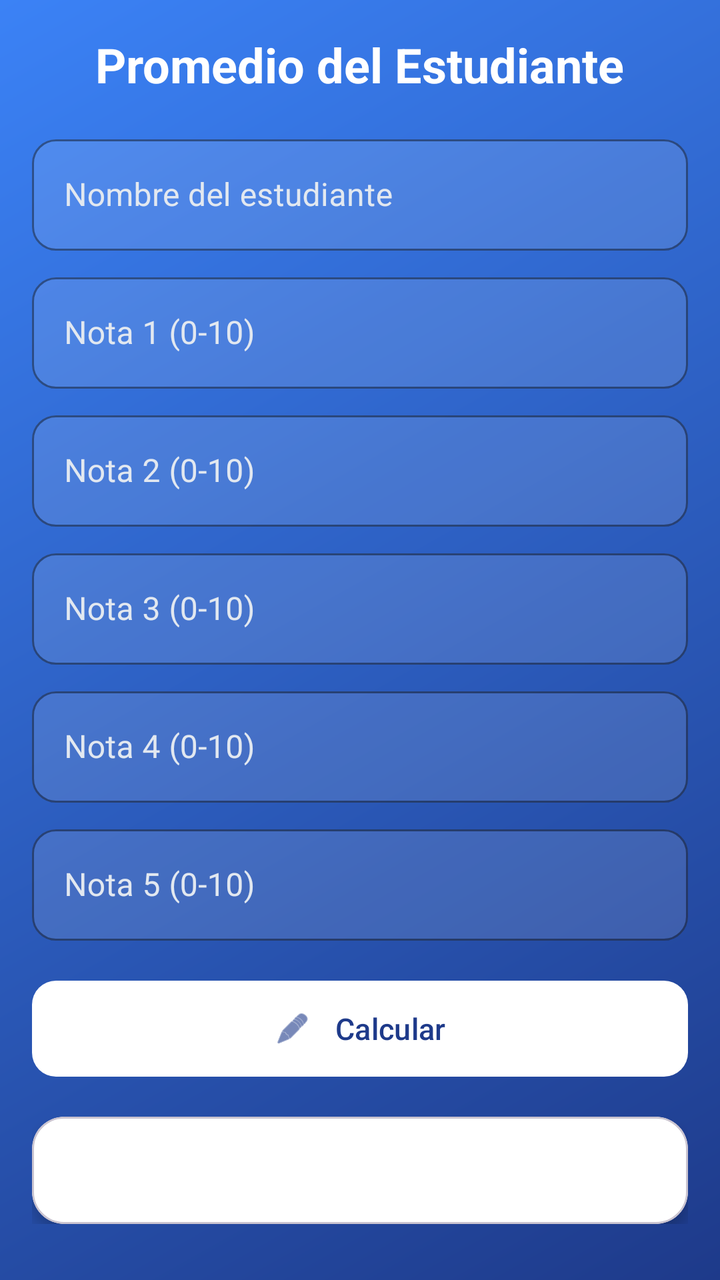
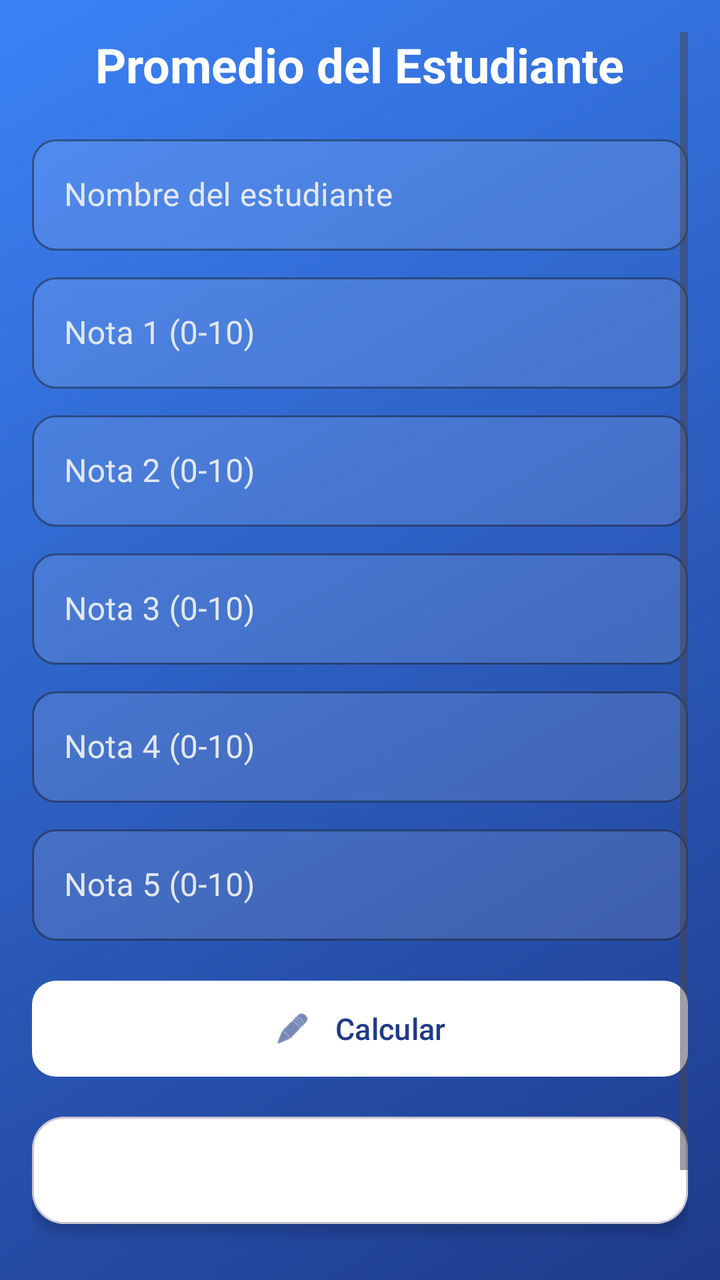

Screens rendered from an Android XML layout before and after an edit, with the pre-edit source and the edit as a unified diff.
<!-- AndroidManifest.xml: application theme Theme._1erDesafioDSM -->
<!-- res/layout/activity_promedio.xml -->
<?xml version="1.0" encoding="utf-8"?>
<ScrollView xmlns:android="http://schemas.android.com/apk/res/android"
    xmlns:app="http://schemas.android.com/apk/res-auto"
    android:layout_width="match_parent"
    android:layout_height="match_parent"
    android:background="@drawable/bg_gradient"
    android:padding="@dimen/padding_medium">

    <LinearLayout
        android:layout_width="match_parent"
        android:layout_height="wrap_content"
        android:orientation="vertical">

        
        <TextView
            android:layout_width="wrap_content"
            android:layout_height="wrap_content"
            android:text="@string/titulo_promedio"
            android:textSize="24sp"
            android:textStyle="bold"
            android:textColor="#FFFFFF"
            android:layout_gravity="center_horizontal"
            android:layout_marginBottom="@dimen/margin_medium" />

        
        <com.google.android.material.textfield.TextInputLayout
            style="@style/Widget.MaterialComponents.TextInputLayout.OutlinedBox"
            android:layout_width="match_parent"
            android:layout_height="wrap_content"
            android:hint="@string/hint_nombre_estudiante"
            android:textColorHint="#E2E8F0"
            app:boxBackgroundColor="#1EFFFFFF"
            app:boxCornerRadiusTopStart="12dp"
            app:boxCornerRadiusTopEnd="12dp"
            app:boxCornerRadiusBottomStart="12dp"
            app:boxCornerRadiusBottomEnd="12dp"
            app:boxStrokeColor="#FFFFFF"
            app:hintTextColor="#FFFFFF"
            android:layout_marginBottom="@dimen/margin_small">

            <com.google.android.material.textfield.TextInputEditText
                android:id="@+id/etNombreEstudiante"
                android:layout_width="match_parent"
                android:layout_height="wrap_content"
                android:inputType="textPersonName"
                android:textColor="#FFFFFF" />
        </com.google.android.material.textfield.TextInputLayout>

        
        <com.google.android.material.textfield.TextInputLayout
            style="@style/Widget.MaterialComponents.TextInputLayout.OutlinedBox"
            android:layout_width="match_parent"
            android:layout_height="wrap_content"
            android:hint="@string/hint_nota1"
            android:textColorHint="#E2E8F0"
            app:boxBackgroundColor="#1EFFFFFF"
            app:boxCornerRadiusTopStart="12dp"
            app:boxCornerRadiusTopEnd="12dp"
            app:boxCornerRadiusBottomStart="12dp"
            app:boxCornerRadiusBottomEnd="12dp"
            app:boxStrokeColor="#FFFFFF"
            app:hintTextColor="#FFFFFF"
            android:layout_marginBottom="@dimen/margin_small">

            <com.google.android.material.textfield.TextInputEditText
                android:id="@+id/etNota1"
                android:layout_width="match_parent"
                android:layout_height="wrap_content"
                android:inputType="numberDecimal"
                android:textColor="#FFFFFF" />
        </com.google.android.material.textfield.TextInputLayout>

        
        <com.google.android.material.textfield.TextInputLayout
            style="@style/Widget.MaterialComponents.TextInputLayout.OutlinedBox"
            android:layout_width="match_parent"
            android:layout_height="wrap_content"
            android:hint="@string/hint_nota2"
            android:textColorHint="#E2E8F0"
            app:boxBackgroundColor="#1EFFFFFF"
            app:boxCornerRadiusTopStart="12dp"
            app:boxCornerRadiusTopEnd="12dp"
            app:boxCornerRadiusBottomStart="12dp"
            app:boxCornerRadiusBottomEnd="12dp"
            app:boxStrokeColor="#FFFFFF"
            app:hintTextColor="#FFFFFF"
            android:layout_marginBottom="@dimen/margin_small">

            <com.google.android.material.textfield.TextInputEditText
                android:id="@+id/etNota2"
                android:layout_width="match_parent"
                android:layout_height="wrap_content"
                android:inputType="numberDecimal"
                android:textColor="#FFFFFF" />
        </com.google.android.material.textfield.TextInputLayout>

        
        <com.google.android.material.textfield.TextInputLayout
            style="@style/Widget.MaterialComponents.TextInputLayout.OutlinedBox"
            android:layout_width="match_parent"
            android:layout_height="wrap_content"
            android:hint="@string/hint_nota3"
            android:textColorHint="#E2E8F0"
            app:boxBackgroundColor="#1EFFFFFF"
            app:boxCornerRadiusTopStart="12dp"
            app:boxCornerRadiusTopEnd="12dp"
            app:boxCornerRadiusBottomStart="12dp"
            app:boxCornerRadiusBottomEnd="12dp"
            app:boxStrokeColor="#FFFFFF"
            app:hintTextColor="#FFFFFF"
            android:layout_marginBottom="@dimen/margin_small">

            <com.google.android.material.textfield.TextInputEditText
                android:id="@+id/etNota3"
                android:layout_width="match_parent"
                android:layout_height="wrap_content"
                android:inputType="numberDecimal"
                android:textColor="#FFFFFF" />
        </com.google.android.material.textfield.TextInputLayout>

        
        <com.google.android.material.textfield.TextInputLayout
            style="@style/Widget.MaterialComponents.TextInputLayout.OutlinedBox"
            android:layout_width="match_parent"
            android:layout_height="wrap_content"
            android:hint="@string/hint_nota4"
            android:textColorHint="#E2E8F0"
            app:boxBackgroundColor="#1EFFFFFF"
            app:boxCornerRadiusTopStart="12dp"
            app:boxCornerRadiusTopEnd="12dp"
            app:boxCornerRadiusBottomStart="12dp"
            app:boxCornerRadiusBottomEnd="12dp"
            app:boxStrokeColor="#FFFFFF"
            app:hintTextColor="#FFFFFF"
            android:layout_marginBottom="@dimen/margin_small">

            <com.google.android.material.textfield.TextInputEditText
                android:id="@+id/etNota4"
                android:layout_width="match_parent"
                android:layout_height="wrap_content"
                android:inputType="numberDecimal"
                android:textColor="#FFFFFF" />
        </com.google.android.material.textfield.TextInputLayout>

        
        <com.google.android.material.textfield.TextInputLayout
            style="@style/Widget.MaterialComponents.TextInputLayout.OutlinedBox"
            android:layout_width="match_parent"
            android:layout_height="wrap_content"
            android:hint="@string/hint_nota5"
            android:textColorHint="#E2E8F0"
            app:boxBackgroundColor="#1EFFFFFF"
            app:boxCornerRadiusTopStart="12dp"
            app:boxCornerRadiusTopEnd="12dp"
            app:boxCornerRadiusBottomStart="12dp"
            app:boxCornerRadiusBottomEnd="12dp"
            app:boxStrokeColor="#FFFFFF"
            app:hintTextColor="#FFFFFF"
            android:layout_marginBottom="@dimen/margin_medium">

            <com.google.android.material.textfield.TextInputEditText
                android:id="@+id/etNota5"
                android:layout_width="match_parent"
                android:layout_height="wrap_content"
                android:inputType="numberDecimal"
                android:textColor="#FFFFFF" />
        </com.google.android.material.textfield.TextInputLayout>

        
        <com.google.android.material.button.MaterialButton
            android:id="@+id/btnCalcularPromedio"
            android:layout_width="match_parent"
            android:layout_height="56dp"
            android:text="@string/btn_calcular"
            android:textSize="15sp"
            android:textAllCaps="false"
            android:textColor="#1E3A8A"
            app:backgroundTint="#FFFFFF"
            app:iconTint="#1E3A8A"
            app:cornerRadius="12dp"
            app:icon="@android:drawable/ic_menu_edit"
            app:iconGravity="textStart"
            app:iconPadding="12dp"
            android:layout_marginBottom="@dimen/margin_medium" />

        
        <com.google.android.material.card.MaterialCardView
            android:layout_width="match_parent"
            android:layout_height="wrap_content"
            app:cardCornerRadius="16dp"
            app:cardElevation="4dp"
            app:cardBackgroundColor="#FFFFFF">

            <TextView
                android:id="@+id/tvResultado"
                android:layout_width="match_parent"
                android:layout_height="wrap_content"
                android:textSize="@dimen/text_body_size"
                android:textColor="#0F172A"
                android:textStyle="bold"
                android:padding="@dimen/padding_medium"
                android:gravity="center" />
        </com.google.android.material.card.MaterialCardView>

    </LinearLayout>
</ScrollView>
<!-- resources referenced by this layout -->
<resources>
  <dimen name="margin_medium">16dp</dimen>
  <dimen name="margin_small">8dp</dimen>
  <dimen name="padding_medium">16dp</dimen>
  <dimen name="text_body_size">16sp</dimen>
  <!-- drawable bg_gradient (drawable) -->
  <?xml version="1.0" encoding="utf-8"?>
  <shape xmlns:android="http://schemas.android.com/apk/res/android"
      android:shape="rectangle">
      <gradient
          android:angle="135"
          android:startColor="#1E3A8A"
          android:endColor="#3B82F6" />
  </shape>
  <string name="btn_calcular">Calcular</string>
  <string name="hint_nombre_estudiante">Nombre del estudiante</string>
  <string name="hint_nota1">Nota 1 (0-10)</string>
  <string name="hint_nota2">Nota 2 (0-10)</string>
  <string name="hint_nota3">Nota 3 (0-10)</string>
  <string name="hint_nota4">Nota 4 (0-10)</string>
  <string name="hint_nota5">Nota 5 (0-10)</string>
  <string name="titulo_promedio">Promedio del Estudiante</string>
  <style name="Theme._1erDesafioDSM" parent="Base.Theme._1erDesafioDSM" />
  <style name="Base.Theme._1erDesafioDSM" parent="Theme.Material3.DayNight.NoActionBar">
          
          
      </style>
</resources>

<!-- the commit's change to res/layout/activity_promedio.xml (unified diff, before → after) -->
@@ -202,5 +202,24 @@
                 android:gravity="center" />
         </com.google.android.material.card.MaterialCardView>
 
+        
+        <com.google.android.material.button.MaterialButton
+            android:id="@+id/btnRegresarMenu"
+            style="@style/Widget.MaterialComponents.Button.OutlinedButton"
+            android:layout_width="match_parent"
+            android:layout_height="56dp"
+            android:text="Regresar al Menú"
+            android:textSize="15sp"
+            android:textAllCaps="false"
+            android:textColor="#FFFFFF"
+            app:strokeColor="#FFFFFF"
+            app:strokeWidth="2dp"
+            app:cornerRadius="12dp"
+            app:icon="@android:drawable/ic_menu_revert"
+            app:iconTint="#FFFFFF"
+            app:iconGravity="textStart"
+            app:iconPadding="12dp"
+            android:layout_marginTop="@dimen/margin_medium" />
+
     </LinearLayout>
 </ScrollView>
